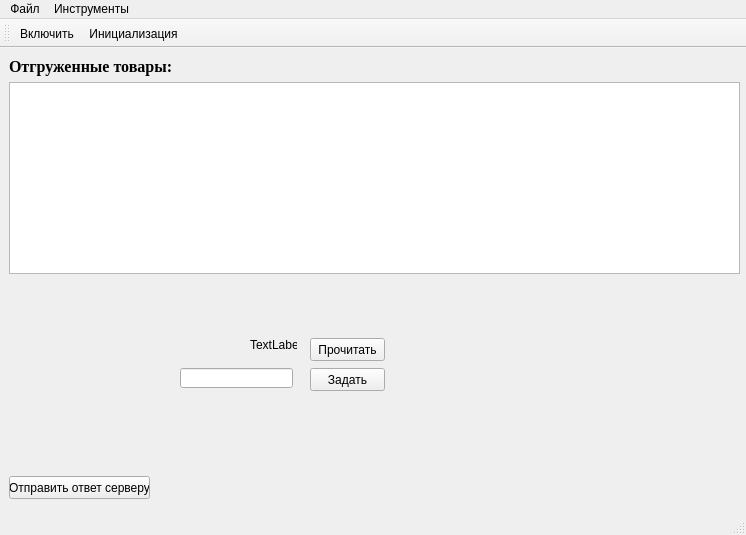
Old version of the form mainwindow.ui in the repository VladimirR46/PharmacyRobot.
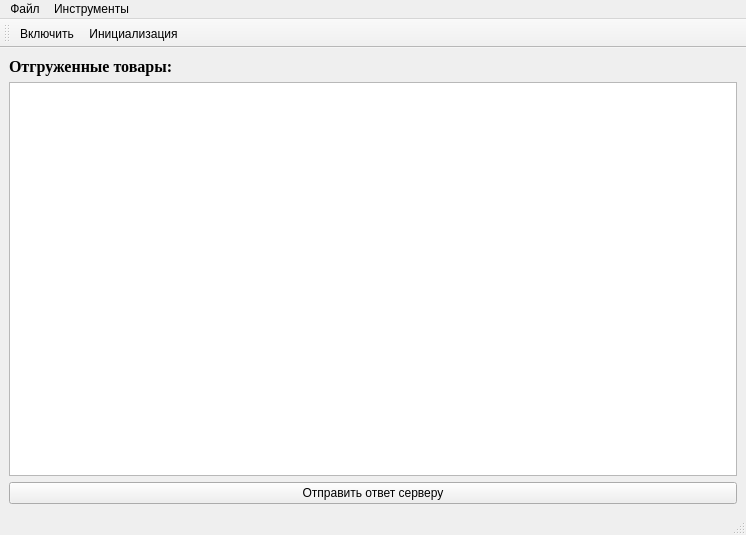
New version of the form. Icons and pictures are not drawn.

```diff
--- a/mainwindow.ui
+++ b/mainwindow.ui
@@ -14,15 +14,9 @@
    <string>Аптечный Робот</string>
   </property>
   <widget class="QWidget" name="centralwidget">
+   <layout class="QVBoxLayout" name="verticalLayout">
+    <item>
    <widget class="QLabel" name="label">
-    <property name="geometry">
-     <rect>
-      <x>9</x>
-      <y>9</y>
-      <width>165</width>
-      <height>19</height>
-     </rect>
-    </property>
     <property name="font">
      <font>
       <family>Times New Roman</family>
@@ -35,78 +29,18 @@
      <string>Отгруженные товары:</string>
     </property>
    </widget>
-   <widget class="QTableWidget" name="tableBuyed">
-    <property name="geometry">
-     <rect>
-      <x>9</x>
-      <y>34</y>
-      <width>731</width>
-      <height>192</height>
-     </rect>
-    </property>
-   </widget>
+    </item>
+    <item>
+     <widget class="QTableWidget" name="tableBuyed"/>
+    </item>
+    <item>
    <widget class="QPushButton" name="pushButton">
-    <property name="geometry">
-     <rect>
-      <x>9</x>
-      <y>428</y>
-      <width>141</width>
-      <height>23</height>
-     </rect>
-    </property>
     <property name="text">
      <string>Отправить ответ серверу</string>
     </property>
    </widget>
-   <widget class="QPushButton" name="pushButton_2">
-    <property name="geometry">
-     <rect>
-      <x>310</x>
-      <y>290</y>
-      <width>75</width>
-      <height>23</height>
-     </rect>
-    </property>
-    <property name="text">
-     <string>Прочитать</string>
-    </property>
-   </widget>
-   <widget class="QPushButton" name="pushButton_3">
-    <property name="geometry">
-     <rect>
-      <x>310</x>
-      <y>320</y>
-      <width>75</width>
-      <height>23</height>
-     </rect>
-    </property>
-    <property name="text">
-     <string>Задать</string>
-    </property>
-   </widget>
-   <widget class="QLabel" name="label_2">
-    <property name="geometry">
-     <rect>
-      <x>250</x>
-      <y>290</y>
-      <width>47</width>
-      <height>13</height>
-     </rect>
-    </property>
-    <property name="text">
-     <string>TextLabel</string>
-    </property>
-   </widget>
-   <widget class="QLineEdit" name="lineEdit">
-    <property name="geometry">
-     <rect>
-      <x>180</x>
-      <y>320</y>
-      <width>113</width>
-      <height>20</height>
-     </rect>
-    </property>
-   </widget>
+    </item>
+   </layout>
   </widget>
   <widget class="QMenuBar" name="menubar">
    <property name="geometry">
```
Lines whose indentation alone changed are shown as unchanged.
